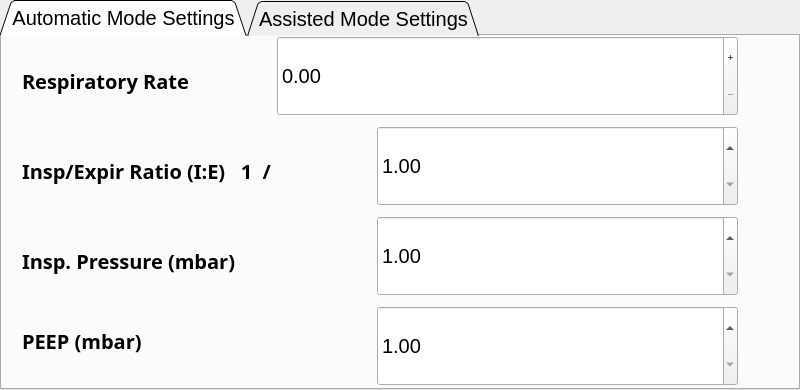
This is gui/settings/settings.ui in MariuszSuchenek/MVM_GUI_test2 as Qt 5 draws it before an edit. The edited form follows.
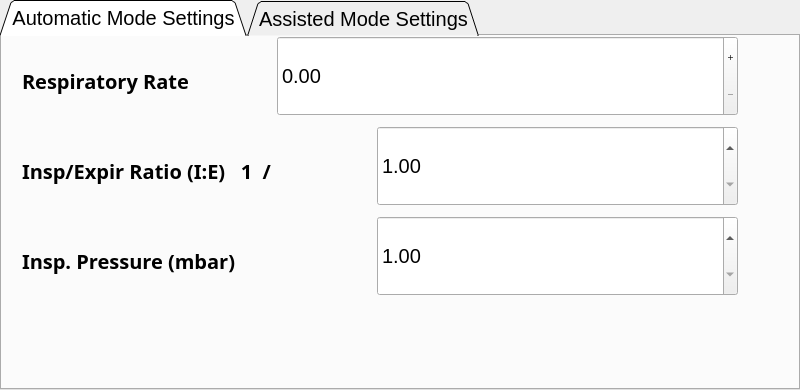
This is the edited form. The open tabs and pages were chosen to show the change. Icons and pictures are not drawn. Custom widgets are drawn as their Qt base class.

Commit message: remove PEEP settings from settings ui

Diff of the .ui file:
```diff
--- a/gui/settings/settings.ui
+++ b/gui/settings/settings.ui
@@ -584,168 +584,6 @@
          <string/>
         </property>
        </widget>
-       <widget class="QDoubleSpinBox" name="spinBox_peep_auto">
-        <property name="geometry">
-         <rect>
-          <x>350</x>
-          <y>270</y>
-          <width>411</width>
-          <height>80</height>
-         </rect>
-        </property>
-        <property name="font">
-         <font>
-          <pointsize>15</pointsize>
-          <weight>50</weight>
-          <bold>false</bold>
-         </font>
-        </property>
-        <property name="minimum">
-         <double>1.000000000000000</double>
-        </property>
-        <property name="maximum">
-         <double>10.000000000000000</double>
-        </property>
-        <property name="singleStep">
-         <double>0.100000000000000</double>
-        </property>
-       </widget>
-       <widget class="QPushButton" name="fake_btn_peep_auto">
-        <property name="geometry">
-         <rect>
-          <x>430</x>
-          <y>270</y>
-          <width>251</width>
-          <height>81</height>
-         </rect>
-        </property>
-        <property name="palette">
-         <palette>
-          <active>
-           <colorrole role="Button">
-            <brush brushstyle="SolidPattern">
-             <color alpha="0">
-              <red>0</red>
-              <green>0</green>
-              <blue>0</blue>
-             </color>
-            </brush>
-           </colorrole>
-           <colorrole role="Base">
-            <brush brushstyle="SolidPattern">
-             <color alpha="0">
-              <red>0</red>
-              <green>0</green>
-              <blue>0</blue>
-             </color>
-            </brush>
-           </colorrole>
-           <colorrole role="Window">
-            <brush brushstyle="SolidPattern">
-             <color alpha="0">
-              <red>0</red>
-              <green>0</green>
-              <blue>0</blue>
-             </color>
-            </brush>
-           </colorrole>
-          </active>
-          <inactive>
-           <colorrole role="Button">
-            <brush brushstyle="SolidPattern">
-             <color alpha="0">
-              <red>0</red>
-              <green>0</green>
-              <blue>0</blue>
-             </color>
-            </brush>
-           </colorrole>
-           <colorrole role="Base">
-            <brush brushstyle="SolidPattern">
-             <color alpha="0">
-              <red>0</red>
-              <green>0</green>
-              <blue>0</blue>
-             </color>
-            </brush>
-           </colorrole>
-           <colorrole role="Window">
-            <brush brushstyle="SolidPattern">
-             <color alpha="0">
-              <red>0</red>
-              <green>0</green>
-              <blue>0</blue>
-             </color>
-            </brush>
-           </colorrole>
-          </inactive>
-          <disabled>
-           <colorrole role="Button">
-            <brush brushstyle="SolidPattern">
-             <color alpha="0">
-              <red>0</red>
-              <green>0</green>
-              <blue>0</blue>
-             </color>
-            </brush>
-           </colorrole>
-           <colorrole role="Base">
-            <brush brushstyle="SolidPattern">
-             <color alpha="0">
-              <red>0</red>
-              <green>0</green>
-              <blue>0</blue>
-             </color>
-            </brush>
-           </colorrole>
-           <colorrole role="Window">
-            <brush brushstyle="SolidPattern">
-             <color alpha="0">
-              <red>0</red>
-              <green>0</green>
-              <blue>0</blue>
-             </color>
-            </brush>
-           </colorrole>
-          </disabled>
-         </palette>
-        </property>
-        <property name="font">
-         <font>
-          <underline>false</underline>
-         </font>
-        </property>
-        <property name="styleSheet">
-         <string notr="true">QPushButton {
-	background-color: rgba(0, 0, 0, 0);
-     border-style: outset;
-}</string>
-        </property>
-        <property name="text">
-         <string/>
-        </property>
-       </widget>
-       <widget class="QLabel" name="label_4">
-        <property name="geometry">
-         <rect>
-          <x>20</x>
-          <y>280</y>
-          <width>381</width>
-          <height>50</height>
-         </rect>
-        </property>
-        <property name="font">
-         <font>
-          <family>.SF NS Text</family>
-          <pointsize>15</pointsize>
-          <weight>75</weight>
-          <bold>true</bold>
-         </font>
-        </property>
-        <property name="text">
-         <string>PEEP (mbar)</string>
-        </property>
-       </widget>
       </widget>
       <widget class="QWidget" name="tab_2">
        <property name="font">
```
Left out of the diff: 155 changed lines with no effect on the pictures.
